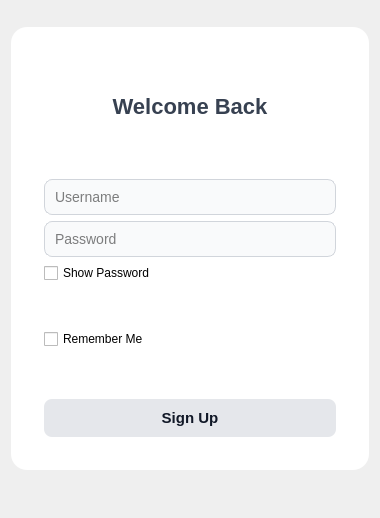
Qt form Client/loginform.ui (lgy987/IntelliMed) before a commit.
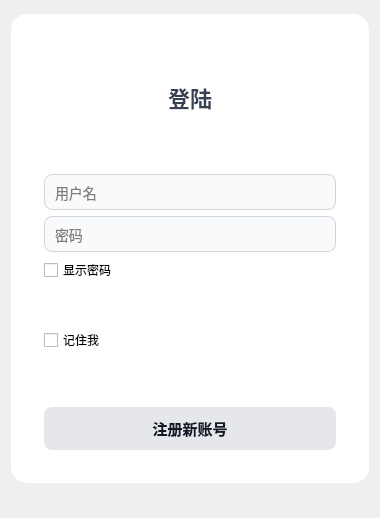
The same form after that commit.

What changed in the file:
```diff
--- a/Client/loginform.ui
+++ b/Client/loginform.ui
@@ -92,7 +92,7 @@
          <string notr="true">font-size:22px; font-weight:bold; margin:10px 0;</string>
         </property>
         <property name="text">
-         <string>Welcome Back</string>
+         <string>登陆</string>
         </property>
         <property name="alignment">
          <set>Qt::AlignmentFlag::AlignCenter</set>
@@ -117,7 +117,7 @@
       <item>
        <widget class="QLineEdit" name="usernameEdit">
         <property name="placeholderText">
-         <string>Username</string>
+         <string>用户名</string>
         </property>
        </widget>
       </item>
@@ -127,14 +127,14 @@
          <enum>QLineEdit::EchoMode::Password</enum>
         </property>
         <property name="placeholderText">
-         <string>Password</string>
+         <string>密码</string>
         </property>
        </widget>
       </item>
       <item>
        <widget class="QCheckBox" name="showPasswordCheckBox">
         <property name="text">
-         <string>Show Password</string>
+         <string>显示密码</string>
         </property>
        </widget>
       </item>
@@ -160,21 +160,21 @@
       <item>
        <widget class="QCheckBox" name="rememberCheckBox">
         <property name="text">
-         <string>Remember Me</string>
+         <string>记住我</string>
         </property>
        </widget>
       </item>
       <item>
        <widget class="QPushButton" name="loginButton">
         <property name="text">
-         <string>Login</string>
+         <string>登陆</string>
         </property>
        </widget>
       </item>
       <item>
        <widget class="QPushButton" name="signUpButton">
         <property name="text">
-         <string>Sign Up</string>
+         <string>注册新账号</string>
         </property>
        </widget>
       </item>
```
